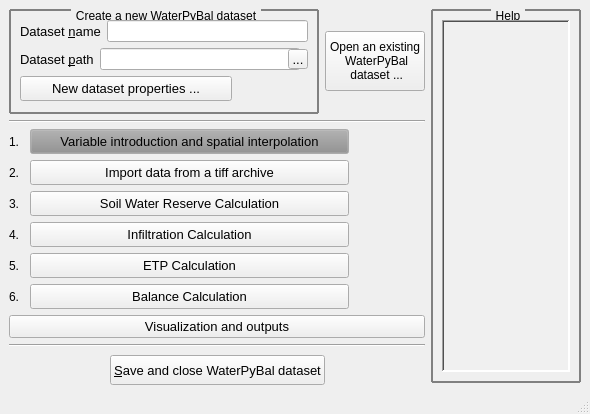
IDAEA-EVS/waterpybal, file waterpybal_ui_py_inc_functions/waterpybal_ui_design/main_window.ui: the form before one commit.
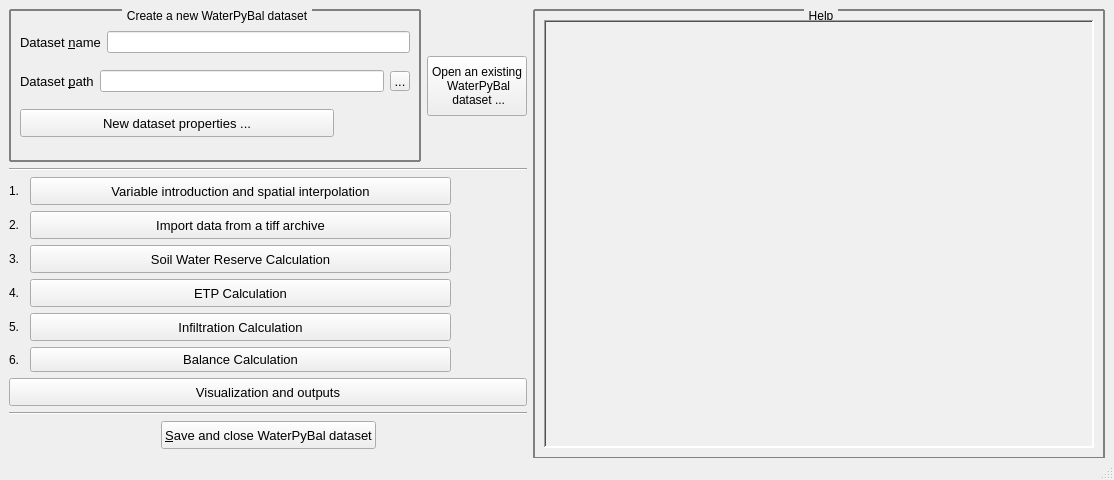
The form after the commit.

Diff of the .ui file:
```diff
--- a/waterpybal_ui_py_inc_functions/waterpybal_ui_design/main_window.ui
+++ b/waterpybal_ui_py_inc_functions/waterpybal_ui_design/main_window.ui
@@ -6,19 +6,19 @@
    <rect>
     <x>0</x>
     <y>0</y>
-    <width>590</width>
-    <height>414</height>
+    <width>1114</width>
+    <height>480</height>
    </rect>
   </property>
   <property name="minimumSize">
    <size>
-    <width>590</width>
-    <height>410</height>
+    <width>1100</width>
+    <height>480</height>
    </size>
   </property>
   <property name="maximumSize">
    <size>
-    <width>1200</width>
+    <width>1500</width>
     <height>700</height>
    </size>
   </property>
@@ -94,6 +94,12 @@
              </item>
              <item>
               <widget class="QLineEdit" name="lineEdit_name">
+               <property name="minimumSize">
+                <size>
+                 <width>230</width>
+                 <height>22</height>
+                </size>
+               </property>
                <property name="font">
                 <font>
                  <pointsize>8</pointsize>
@@ -134,8 +140,8 @@
               <widget class="QLineEdit" name="lineEdit_path">
                <property name="minimumSize">
                 <size>
-                 <width>200</width>
-                 <height>0</height>
+                 <width>230</width>
+                 <height>22</height>
                 </size>
                </property>
                <property name="font">
@@ -188,13 +194,13 @@
                <property name="minimumSize">
                 <size>
                  <width>150</width>
-                 <height>25</height>
+                 <height>28</height>
                 </size>
                </property>
                <property name="maximumSize">
                 <size>
                  <width>16777215</width>
-                 <height>25</height>
+                 <height>30</height>
                 </size>
                </property>
                <property name="font">
@@ -362,52 +368,15 @@
           <property name="minimumSize">
            <size>
             <width>280</width>
-            <height>25</height>
+            <height>28</height>
            </size>
           </property>
           <property name="maximumSize">
            <size>
             <width>16777215</width>
-            <height>25</height>
+            <height>30</height>
            </size>
           </property>
-          <property name="palette">
-           <palette>
-            <active>
-             <colorrole role="Button">
-              <brush brushstyle="SolidPattern">
-               <color alpha="255">
-                <red>142</red>
-                <green>142</green>
-                <blue>142</blue>
-               </color>
-              </brush>
-             </colorrole>
-            </active>
-            <inactive>
-             <colorrole role="Button">
-              <brush brushstyle="SolidPattern">
-               <color alpha="255">
-                <red>142</red>
-                <green>142</green>
-                <blue>142</blue>
-               </color>
-              </brush>
-             </colorrole>
-            </inactive>
-            <disabled>
-             <colorrole role="Button">
-              <brush brushstyle="SolidPattern">
-               <color alpha="255">
-                <red>142</red>
-                <green>142</green>
-                <blue>142</blue>
-               </color>
-              </brush>
-             </colorrole>
-            </disabled>
-           </palette>
-          </property>
           <property name="font">
            <font>
             <pointsize>10</pointsize>
@@ -484,13 +453,13 @@
           <property name="minimumSize">
            <size>
             <width>280</width>
-            <height>25</height>
+            <height>28</height>
            </size>
           </property>
           <property name="maximumSize">
            <size>
             <width>16777215</width>
-            <height>25</height>
+            <height>30</height>
            </size>
           </property>
           <property name="font">
@@ -566,13 +535,13 @@
           <property name="minimumSize">
            <size>
             <width>280</width>
-            <height>25</height>
+            <height>28</height>
            </size>
           </property>
           <property name="maximumSize">
            <size>
             <width>16777215</width>
-            <height>25</height>
+            <height>30</height>
            </size>
           </property>
           <property name="font">
@@ -638,7 +607,7 @@
          </widget>
         </item>
         <item>
-         <widget class="QPushButton" name="pushButton_to_infiltration">
+         <widget class="QPushButton" name="pushButton_to_etp">
           <property name="sizePolicy">
            <sizepolicy hsizetype="Minimum" vsizetype="Minimum">
             <horstretch>0</horstretch>
@@ -648,13 +617,13 @@
           <property name="minimumSize">
            <size>
             <width>280</width>
-            <height>25</height>
+            <height>28</height>
            </size>
           </property>
           <property name="maximumSize">
            <size>
             <width>16777215</width>
-            <height>25</height>
+            <height>30</height>
            </size>
           </property>
           <property name="font">
@@ -663,7 +632,7 @@
            </font>
           </property>
           <property name="text">
-           <string>Infiltration Calculation</string>
+           <string>ETP Calculation</string>
           </property>
          </widget>
         </item>
@@ -720,7 +689,7 @@
          </widget>
         </item>
         <item>
-         <widget class="QPushButton" name="pushButton_to_etp">
+         <widget class="QPushButton" name="pushButton_to_infiltration">
           <property name="sizePolicy">
            <sizepolicy hsizetype="Minimum" vsizetype="Minimum">
             <horstretch>0</horstretch>
@@ -730,13 +699,13 @@
           <property name="minimumSize">
            <size>
             <width>280</width>
-            <height>25</height>
+            <height>28</height>
            </size>
           </property>
           <property name="maximumSize">
            <size>
             <width>16777215</width>
-            <height>25</height>
+            <height>30</height>
            </size>
           </property>
           <property name="font">
@@ -745,7 +714,7 @@
            </font>
           </property>
           <property name="text">
-           <string>ETP Calculation</string>
+           <string>Infiltration Calculation</string>
           </property>
          </widget>
         </item>
@@ -873,13 +842,13 @@
         <property name="minimumSize">
          <size>
           <width>300</width>
-          <height>23</height>
+          <height>28</height>
          </size>
         </property>
         <property name="maximumSize">
          <size>
           <width>16777215</width>
-          <height>23</height>
+          <height>30</height>
          </size>
         </property>
         <property name="font">
@@ -922,13 +891,13 @@
           <property name="minimumSize">
            <size>
             <width>190</width>
-            <height>30</height>
+            <height>28</height>
            </size>
           </property>
           <property name="maximumSize">
            <size>
             <width>250</width>
-            <height>25</height>
+            <height>30</height>
            </size>
           </property>
           <property name="font">
@@ -965,8 +934,8 @@
      <widget class="QGroupBox" name="groupBox_help">
       <property name="minimumSize">
        <size>
-        <width>150</width>
-        <height>0</height>
+        <width>570</width>
+        <height>450</height>
        </size>
       </property>
       <property name="font">
@@ -990,6 +959,12 @@
       <layout class="QVBoxLayout" name="verticalLayout_4">
        <item>
         <widget class="QTextBrowser" name="textBrowser_help">
+         <property name="minimumSize">
+          <size>
+           <width>550</width>
+           <height>375</height>
+          </size>
+         </property>
          <property name="autoFillBackground">
           <bool>true</bool>
          </property>
```
Left out of the diff: 2 changed lines with no effect on the pictures.
